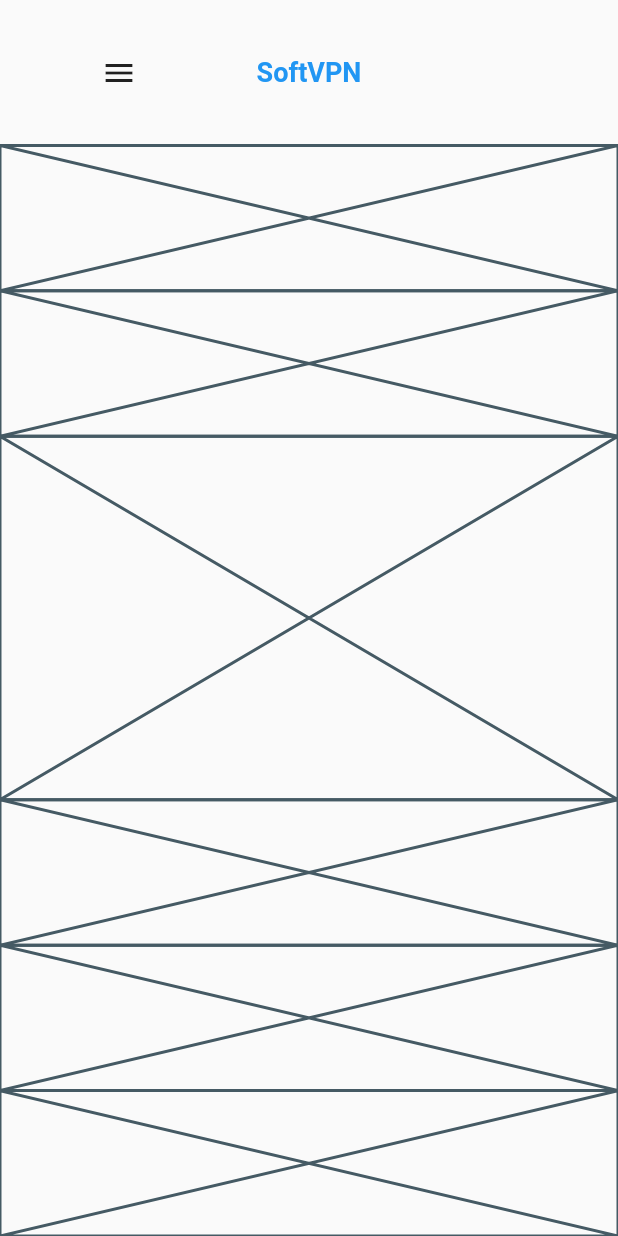
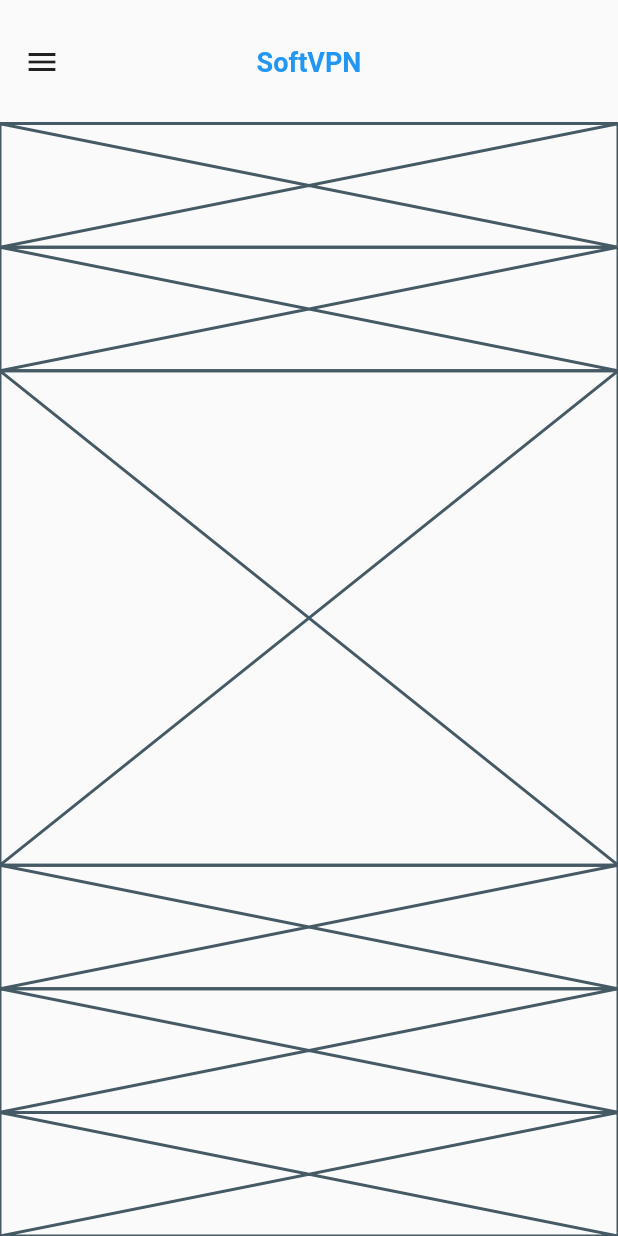
Before and after one commit to JAICHANGPARK/flutter_notebook_11th_story, a Flutter app: the screen it shows after launch, on a phone screen of 412 x 824 dp. Run offline on Flutter 3.47's test engine with Material 2 defaults, Android fonts, the phone set to English and light mode, and no system bars; our stand-ins replace backdrop, badges, flutter_inner_drawer, flutter_slidable, flutter_swiper, google_fonts.

Commit message:
Update vpn_home_page.dart

```diff
--- a/lib/ep721_vpn_mobile_app/ui/vpn_home_page.dart
+++ b/lib/ep721_vpn_mobile_app/ui/vpn_home_page.dart
@@ -22,7 +22,7 @@ class _VpnHomePageState extends State<VpnHomePage> {
                   children: [
                     Expanded(
                       child: Align(
-
+                          alignment: Alignment.centerLeft,
                           child: Icon(Icons.menu)),
                     ),
                     Expanded(
@@ -48,7 +48,7 @@ class _VpnHomePageState extends State<VpnHomePage> {
               child: Placeholder(),
             ),
             Expanded(
-              flex: 5,
+              flex: 8,
               child: Placeholder(),
             ),
             Expanded(
```
